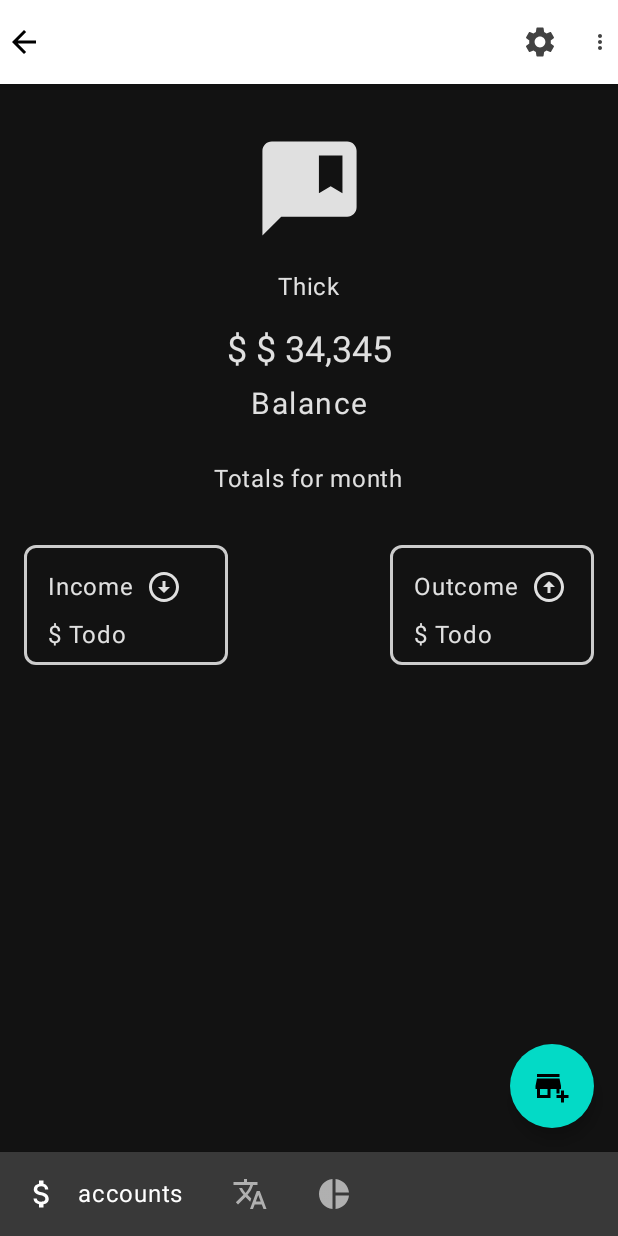
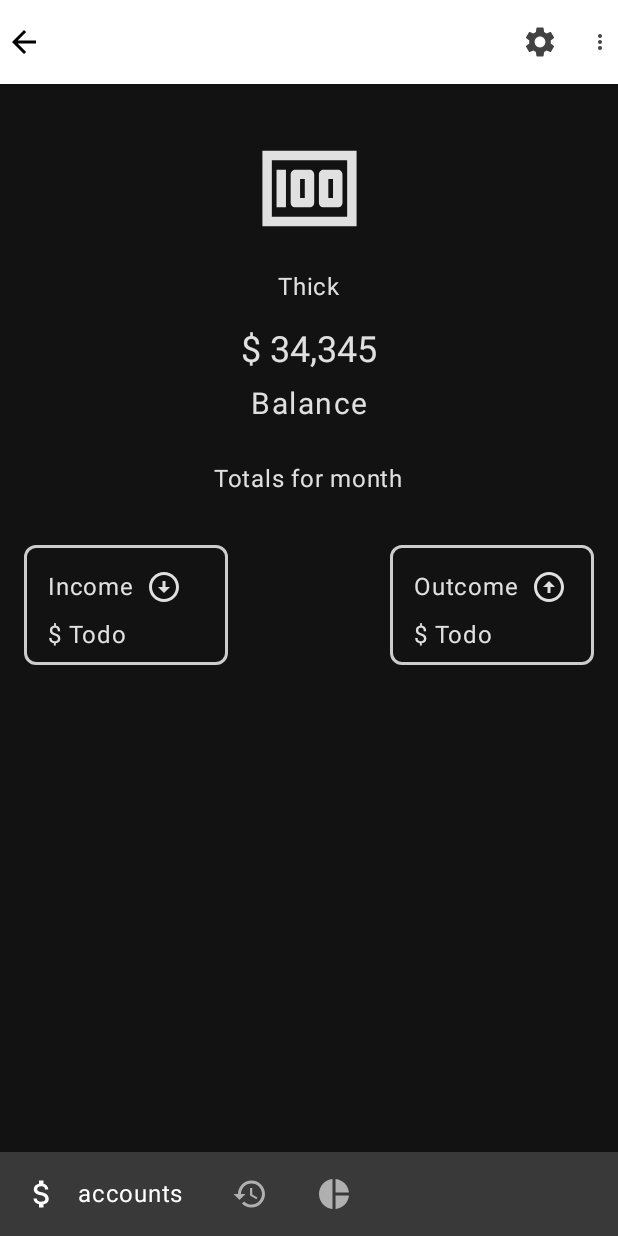
Before and after one commit to rColeJnr/BudgetLy, an Android app built with Jetpack Compose: the screen it shows after launch (BudgetLyActivity), after a tap on "Thick", on a phone screen of 412 x 824 dp. Run offline under Robolectric (Android 15) with nearby library versions, the phone set to English and light mode, and no system bars; our stand-ins replace Dagger/Hilt's generated code, Room's generated code, constraintlayout-compose.

```diff
--- a/app/src/main/java/com/rick/budgetly/BudgeLyScreen.kt
+++ b/app/src/main/java/com/rick/budgetly/BudgeLyScreen.kt
@@ -6,7 +6,7 @@ import androidx.compose.ui.graphics.vector.ImageVector
 
 enum class BudgetLyScreen(val icon: ImageVector) {
     Accounts (icon = Icons.Default.AttachMoney),
-    Transactions (icon = Icons.Default.Translate),
+    Transactions (icon = Icons.Default.History),
     Overview (icon = Icons.Default.PieChart);
 //    TODO categories,
 //    TODO Overview
--- a/app/src/main/java/com/rick/budgetly/components/CommonUI.kt
+++ b/app/src/main/java/com/rick/budgetly/components/CommonUI.kt
@@ -1,7 +1,6 @@
 package com.rick.budgetly.components
 
 import androidx.compose.foundation.layout.*
-import androidx.compose.foundation.shape.RoundedCornerShape
 import androidx.compose.material.*
 import androidx.compose.material.icons.Icons
 import androidx.compose.material.icons.filled.ChevronRight
@@ -9,7 +8,6 @@ import androidx.compose.runtime.Composable
 import androidx.compose.runtime.CompositionLocalProvider
 import androidx.compose.ui.Alignment
 import androidx.compose.ui.Modifier
-import androidx.compose.ui.draw.clip
 import androidx.compose.ui.graphics.vector.ImageVector
 import androidx.compose.ui.unit.dp
 import com.rick.budgetly.feature_account.ui.util.formatAmount
@@ -21,13 +19,10 @@ fun BaseRow(
     title: String,
     currency: String,
     balance: Float,
-    negative: Boolean
 ) {
-    val dollarSign = if (negative) "-$ " else "$ "
     val formattedAmount = formatAmount(balance)
 
     Card(modifier = modifier
-        .clip(RoundedCornerShape(4.dp))
         .height(68.dp)
         .fillMaxWidth()
     ) {
@@ -35,7 +30,7 @@ fun BaseRow(
             verticalAlignment = Alignment.CenterVertically
         ) {
             val typography = MaterialTheme.typography
-            Icon(imageVector = icon, contentDescription = icon.name)
+            Icon(imageVector = icon, contentDescription = icon.name, modifier = Modifier.padding(start = 12.dp))
             Spacer(modifier = Modifier.width(12.dp))
             Column {
                 Text(
@@ -47,19 +42,11 @@ fun BaseRow(
                 }
             }
             Spacer(modifier = Modifier.weight(1f))
-            Row(horizontalArrangement = Arrangement.SpaceBetween) {
-                Text(
-                    text = dollarSign,
-                    style = typography.h6,
-                    modifier = Modifier.align(Alignment.CenterVertically)
-                )
-
-                Text(
-                    text = formattedAmount,
-                    style = typography.h6,
-                    modifier = Modifier.align(Alignment.CenterVertically)
-                )
-            }
+            Text(
+                text = formattedAmount,
+                style = typography.h6,
+                modifier = Modifier.align(Alignment.CenterVertically)
+            )
             Spacer(modifier = Modifier.width(16.dp))
             CompositionLocalProvider(LocalContentAlpha provides ContentAlpha.medium) {
                 Icon(imageVector = Icons.Default.ChevronRight, contentDescription = null, modifier = Modifier
--- a/app/src/main/java/com/rick/budgetly/feature_account/ui/accountdetails/AccountDetailsBody.kt
+++ b/app/src/main/java/com/rick/budgetly/feature_account/ui/accountdetails/AccountDetailsBody.kt
@@ -16,10 +16,9 @@ import androidx.compose.ui.graphics.vector.ImageVector
 import androidx.compose.ui.tooling.preview.Preview
 import androidx.compose.ui.unit.dp
 import androidx.constraintlayout.compose.ConstraintLayout
-import com.rick.budgetly.components.BaseDropdownMenu
+import com.rick.budgetly.components.IconDropdownMenu
 import com.rick.budgetly.feature_account.domain.Account
 import com.rick.budgetly.feature_account.domain.AccountIcon
-import com.rick.budgetly.feature_account.ui.util.dollarSign
 import com.rick.budgetly.feature_account.ui.util.formatAmount
 
 @Composable
@@ -27,7 +26,6 @@ fun AccountDetailsBody(
     modifier: Modifier = Modifier,
     serializableAccount: Account,
     viewModel: AccountDetailsViewModel,
-    onNewAccountClick: () -> Unit,
     onNavigationIconClick: () -> Unit,
     onSettingsClick: (Account) -> Unit,
     onDeleteClick: () -> Unit
@@ -64,11 +62,6 @@ fun AccountDetailsBody(
                     )
                 }
             )
-        },
-        floatingActionButton = {
-            FloatingActionButton(onClick = { onNewAccountClick() }) {
-                Icon(imageVector = Icons.Default.AddBusiness, contentDescription = null)
-            }
         }
     ) {
         Column(
@@ -86,7 +79,7 @@ fun AccountDetailsBody(
             Spacer(modifier = modifier.height(16.dp))
             Text(text = account.title)
             Spacer(modifier = modifier.height(16.dp))
-            Text(text = dollarSign(balance) + formatAmount(balance), style = MaterialTheme.typography.h5)
+            Text(text = formatAmount(balance), style = MaterialTheme.typography.h5)
             Spacer(modifier = modifier.height(8.dp))
             Text("Balance", style = MaterialTheme.typography.body2)
             Spacer(modifier = modifier.height(24.dp))
@@ -151,7 +144,7 @@ fun DetailsDropDownMenu(
     onMenuItemThirdClick: () -> Unit,
     menuItemThirdContent: @Composable () -> Unit,
 ) {
-    BaseDropdownMenu(
+    IconDropdownMenu(
         icon = icon,
         onMenuItemOneClick = { onMenuItemOneClick() },
         menuItemOneContent = { menuItemOneContent() },
--- a/app/src/main/java/com/rick/budgetly/feature_account/ui/accounts/AccountBody.kt
+++ b/app/src/main/java/com/rick/budgetly/feature_account/ui/accounts/AccountBody.kt
@@ -67,23 +67,24 @@ fun AccountBody(
                         Icon(
                             imageVector = Icons.Default.PieChart,
                             contentDescription = null,
-                            modifier = Modifier.size(24.dp)
-                        )
-                        Spacer(modifier = Modifier.width(16.dp))
-                        Icon(
-                            imageVector = Icons.Default.Add,
-                            contentDescription = null,
-                            modifier = Modifier.size(24.dp)
+                            modifier = Modifier
+                                .padding(end = 4.dp)
+                                .size(26.dp)
                         )
                     }
+
+                    Text(text = "Random kanye Qoute", style = MaterialTheme.typography.h4)
 
                     AccountList(
                         accounts = accounts,
                         onAccountClick = { navController.navigate(AccountsScreen.AccountsDetails.name + "account=${it}") },
-                        modifier = Modifier.weight(1f)
+                        modifier = Modifier
+                            .weight(1f)
+                            .wrapContentHeight(align = Alignment.Bottom)
+                            .heightIn(0.dp, max = 298.dp)
                     )
                     // you implement this click here, i guess
-                    AddNewAccount { navController.navigate(route = AccountsScreen.AccountsAddEdit.name + "?accountToEdit=${-1}") }
+                    AddNewAccount(modifier = Modifier) { navController.navigate(route = AccountsScreen.AccountsAddEdit.name + "?accountToEdit=${-1}") }
                 }
             }
         }
@@ -119,10 +120,9 @@ fun AccountBody(
             AccountDetailsBody(
                 serializableAccount = getAccount(accounts, account)!!,
                 viewModel = accountsDetailsViewModel,
-                onNewAccountClick = { navController.navigate(AccountsScreen.AccountsAddEdit.name) },
                 onNavigationIconClick = { navController.navigateUp() },
                 onSettingsClick = {
-                    navController.navigate("${AccountsScreen.AccountsAddEdit.name}/$it")
+                    navController.navigate(route = AccountsScreen.AccountsAddEdit.name + "?accountToEdit=${it.id}")
                 },
                 // i am undecided about moving the all the state up here or passing navController and viewModel as parameters
                 // so it's salad.
@@ -140,11 +140,12 @@ fun AccountBody(
 private const val accountToEdit = "accountToEdit"
 
 @Composable
-private fun AddNewAccount(onNewAccountClick: () -> Unit) {
+private fun AddNewAccount(modifier: Modifier, onNewAccountClick: () -> Unit) {
     TextButton(
         onClick = { onNewAccountClick() },
-        modifier = Modifier
+        modifier = modifier
             .fillMaxWidth()
+            .wrapContentHeight(align = Alignment.Bottom)
             .padding(bottom = 8.dp)
     ) {
         Icon(imageVector = Icons.Default.PlusOne, contentDescription = "Add a new account")
@@ -156,9 +157,7 @@ private fun AddNewAccount(onNewAccountClick: () -> Unit) {
 @Composable
 private fun AccountList(accounts: List<Account>, onAccountClick: (Int) -> Unit, modifier: Modifier) {
     LazyColumn(
-        modifier
-            .padding(12.dp)
-            .wrapContentHeight(Alignment.Bottom),
+        modifier = modifier
     ) {
         items(accounts) {
             BaseRow(
@@ -168,16 +167,10 @@ private fun AccountList(accounts: List<Account>, onAccountClick: (Int) -> Unit,
                 icon = AccountIcon.values()[it.icon].imageVector,
                 title = it.title,
                 currency = it.currency,
-                balance = it.balance.toFloat(),
-                negative = it.balance.toFloat() < 0
+                balance = it.balance.toFloat()
             )
         }
     }
-
-    Divider(
-        Modifier
-            .height(16.dp)
-    )
 }
 @Preview
 @Composable
@@ -206,6 +199,6 @@ fun PreviewEverything() {
             )
         }
         AccountList(accounts = dummyAccounts, onAccountClick = {} , modifier = Modifier.weight(1f))
-        AddNewAccount {}
+//        AddNewAccount {}
     }
 }
--- a/app/src/main/java/com/rick/budgetly/feature_account/ui/util/Util.kt
+++ b/app/src/main/java/com/rick/budgetly/feature_account/ui/util/Util.kt
@@ -3,15 +3,16 @@ package com.rick.budgetly.feature_account.ui.util
 import com.rick.budgetly.feature_account.domain.Account
 import java.text.DecimalFormat
 
-fun dollarSign(amount: Float): String{
+private fun dollarSign(amount: Float): String{
     return if (amount < 0) "-$ " else "$ "
 }
+
+private val AmountDecimalFormat = DecimalFormat("#,###.##")
 
 fun formatAmount(amount: Float): String {
     return dollarSign(amount) + AmountDecimalFormat.format(amount)
 }
 
-private val AmountDecimalFormat = DecimalFormat("#,###.##")
 
 fun getMainAccount(accounts: List<Account>): Account {
     return accounts.first { it.main }
@@ -22,8 +23,10 @@ fun getAccount(accounts: List<Account>, accountId: Int?): Account? {
 }
 
 val dummyAccounts = listOf(
-    Account("Thick", "Thick", "Booty", "34345", "93443", "Small Boobs", 1, 3, id = 0),
-    Account("Thick", "Thick", "Booty", "34345", "93443", "Small Boobs", 1, 3, id = 1),
-    Account("Thick", "Thick", "Booty", "34345", "93443", "Small Boobs", 1, 3, id = 2),
-    Account("Thick", "Thick", "Booty", "34345", "93443", "Small Boobs", 1, 3, id = 3),
+    Account("Thick", "Baddie", "Booty", "34345", "93443", "Small Boobs", 0, 3, id = 0),
+    Account("Thick", "Wifey", "Booty", "34345", "93443", "Nice Boobs", 1, 3, id = 1),
+    Account("Thick", "Soft hearted", "Booty", "34345", "93443", "Small Boobs", 2, 3, id = 2),
+    Account("Thick", "Adventurous", "Booty", "34345", "93443", "Small Boobs", 3, 3, id = 3),
+    Account("Thick", "Introverted", "Booty", "34345", "93443", "Medium sized Boobs", 4, 3, id = 4),
+    Account("Thick", "Extroverted", "Booty", "34345", "93443", "Small Boobs", 5, 3, id = 5),
 )
```
Also changed, not shown: app/build.gradle (+7 -7 lines), app/src/main/java/com/rick/budgetly/components/BottomSheet.kt (added, +42 -0 lines), app/src/main/java/com/rick/budgetly/components/CalculatorLogic.kt (added, +71 -0 lines), app/src/main/java/com/rick/budgetly/components/CustumRow.kt (added, +148 -0 lines), app/src/main/java/com/rick/budgetly/components/DropdownMenu.kt (+24 -1 lines), app/src/main/java/com/rick/budgetly/feature_account/ui/accountneworedit/AccountAddEditBody.kt (+6 -4 lines), app/src/main/java/com/rick/budgetly/feature_account/ui/accountneworedit/components/AccountAddDetails.kt (deleted, +0 -130 lines), app/src/main/java/com/rick/budgetly/feature_account/ui/accountneworedit/components/AccountAddEditDetails.kt (added, +212 -0 lines).
